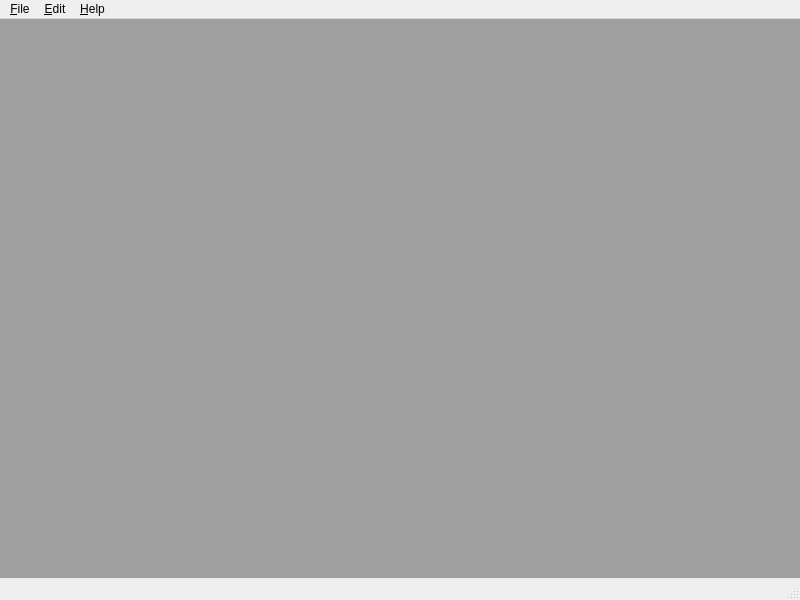
Above: src/ui/MainWindow.ui from chrisjaquet/OpenGMS before the change. Below: the same form after it.
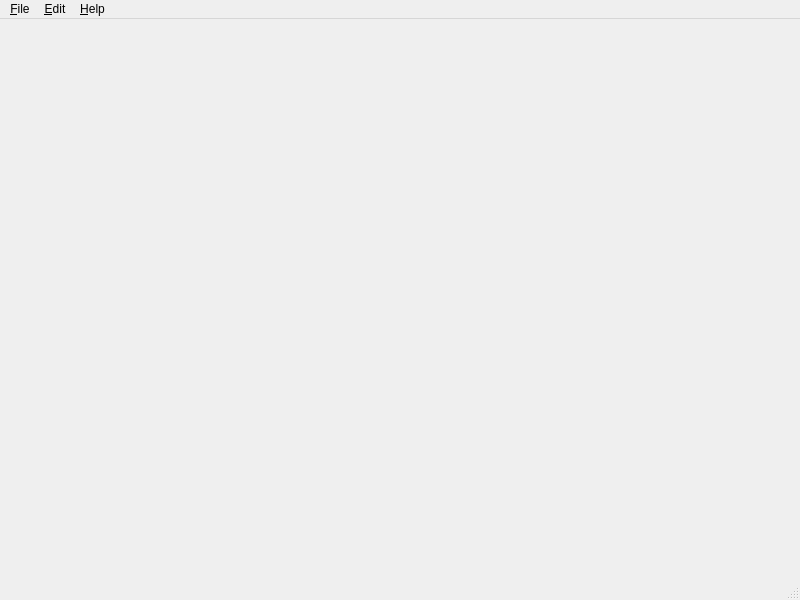
That is the form after the change.

The edit to the form file:
```diff
--- a/src/ui/MainWindow.ui
+++ b/src/ui/MainWindow.ui
@@ -30,9 +30,6 @@
     <property name="margin">
      <number>0</number>
     </property>
-    <item>
-     <widget class="QMdiArea" name="mdiArea"/>
-    </item>
    </layout>
   </widget>
   <widget class="QMenuBar" name="menubar">
```
Left out of the diff: 25 changed lines with no effect on the pictures.
